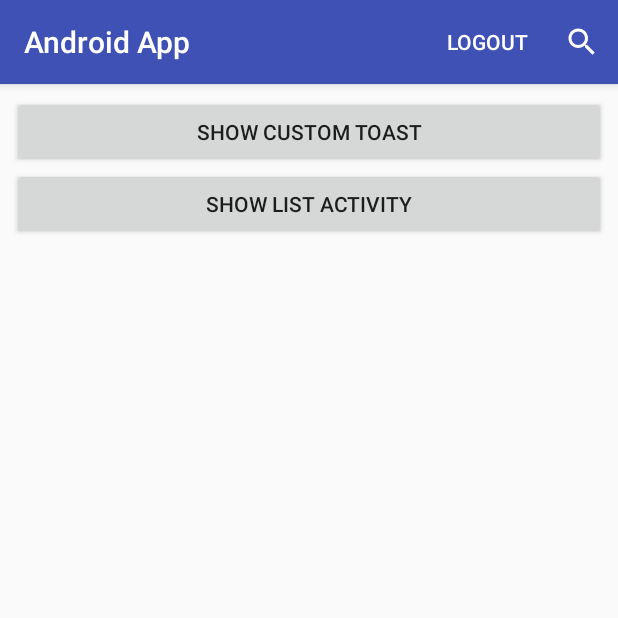
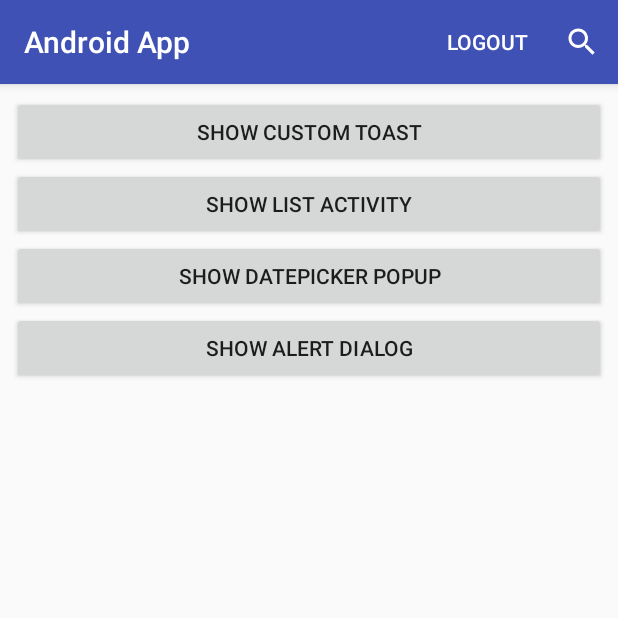
Before and after one commit to Drezir/androidTutorial, an Android app: the MainActivity screen opened directly, with no data from a screen before it, on a phone screen of 412 x 824 dp, the top half of it. Run offline under Robolectric (Android 15) with nearby library versions, the phone set to English and light mode, and no system bars; 1 statement that could not run was skipped.

Commit message:
Popups and alerts

```diff
--- a/app/build.gradle
+++ b/app/build.gradle
@@ -22,6 +22,7 @@ dependencies {
     implementation fileTree(dir: 'libs', include: ['*.jar'])
     implementation 'com.android.support:appcompat-v7:28.0.0-rc01'
     implementation 'com.android.support.constraint:constraint-layout:1.1.2'
+    implementation 'com.android.support:support-v4:28.0.0-rc02'
     testImplementation 'junit:junit:4.12'
     androidTestImplementation 'com.android.support.test:runner:1.0.2'
     androidTestImplementation 'com.android.support.test.espresso:espresso-core:3.0.2'
--- /dev/null
+++ b/app/src/main/java/app/android/adam/androidapp/interfaces/FragmentDataExtractor.java
@@ -0,0 +1,7 @@
+package app.android.adam.androidapp.interfaces;
+
+public interface FragmentDataExtractor<T> {
+
+    void provideData(T data);
+
+}
--- a/app/src/main/java/app/android/adam/androidapp/shopitems/ShopItemsActivity.java
+++ b/app/src/main/java/app/android/adam/androidapp/shopitems/ShopItemsActivity.java
@@ -82,6 +82,8 @@ public class ShopItemsActivity extends AuthenticatedActivity {
                 convertView.setTag(viewHolder);
             }
             ViewHolder viewHolder = (ViewHolder) convertView.getTag();
+            // click listener must be set always no matter of convertView is or is not null
+            // otherwise recycle view behaves strangely to checked states of toggle buttons
             viewHolder.shopItemBought.setOnClickListener(new ToggleBoughtListener(shopItem));
             viewHolder.shopItemBought.setChecked(shopItem.isBought());
             viewHolder.shopItemName.setText(shopItem.getName());
--- a/app/src/main/res/layout/activity_main.xml
+++ b/app/src/main/res/layout/activity_main.xml
@@ -23,16 +23,24 @@
             android:id="@+id/mainToastButton"
             android:layout_width="match_parent"
             android:layout_height="wrap_content"
-            android:text="Show custom toast"
-            tools:layout_editor_absoluteX="70dp"
-            tools:layout_editor_absoluteY="131dp" />
+            android:text="Show custom toast" />
 
         <Button
             android:id="@+id/mainListButton"
             android:layout_width="match_parent"
             android:layout_height="wrap_content"
-            android:text="Show list activity"
-            tools:layout_editor_absoluteX="70dp"
-            tools:layout_editor_absoluteY="131dp" />
+            android:text="Show list activity" />
+
+        <Button
+            android:id="@+id/mainPopupButton"
+            android:layout_width="match_parent"
+            android:layout_height="wrap_content"
+            android:text="Show DatePicker popup"/>
+
+        <android.support.v7.widget.AppCompatButton
+            android:id="@+id/mainAlertButton"
+            android:layout_width="match_parent"
+            android:layout_height="wrap_content"
+            android:text="Show alert dialog"/>
     </LinearLayout>
 </android.support.constraint.ConstraintLayout>
--- a/app/src/main/res/values/strings.xml
+++ b/app/src/main/res/values/strings.xml
@@ -3,4 +3,7 @@
     <string name="passwordHint">Password</string>
     <string name="usernameHint">Username</string>
     <string name="login">Login</string>
+
+    <!-- TODO: Remove or change this placeholder text -->
+    <string name="hello_blank_fragment">Hello blank fragment</string>
 </resources>
```
Also changed, not shown: app/src/main/java/app/android/adam/androidapp/MainActivity.java (+43 -2 lines), app/src/main/java/app/android/adam/androidapp/Popup.java (added, +46 -0 lines), app/src/main/res/layout/fragment_popup.xml (added, +22 -0 lines).
